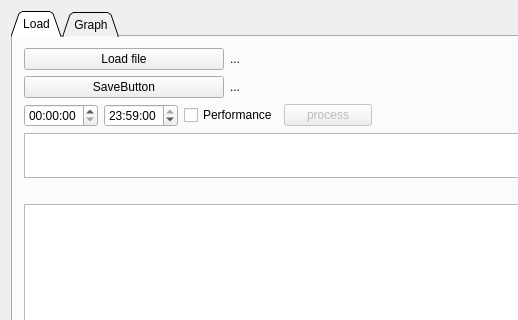
Before: the Qt Designer form QCustomPlot_Logs/mainwindow.ui in IvanPerletti/BugLot, drawn with Qt 5; both pictures show x 0 to 518 and y 0 to 320 of the 1322 by 782 pixel window.
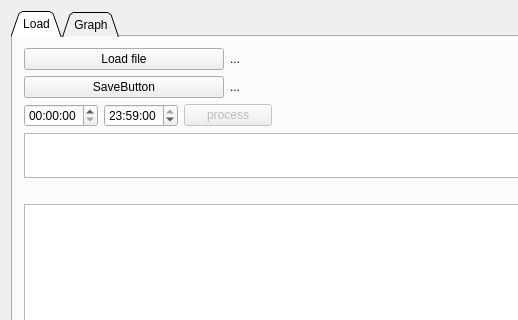
After: the same form once the commit is applied. Icons and pictures are not drawn.

Commit message: New CrunchLog and CrunchMsg class hierarchy

```diff
--- a/QCustomPlot_Logs/mainwindow.ui
+++ b/QCustomPlot_Logs/mainwindow.ui
@@ -2230,13 +2230,6 @@
             </property>
            </widget>
           </item>
-          <item>
-           <widget class="QCheckBox" name="cbxPerform">
-            <property name="text">
-             <string>Performance</string>
-            </property>
-           </widget>
-          </item>
           <item>
            <widget class="QPushButton" name="pushButtonProcess">
             <property name="enabled">
```
The commit also changes 8 other files.
